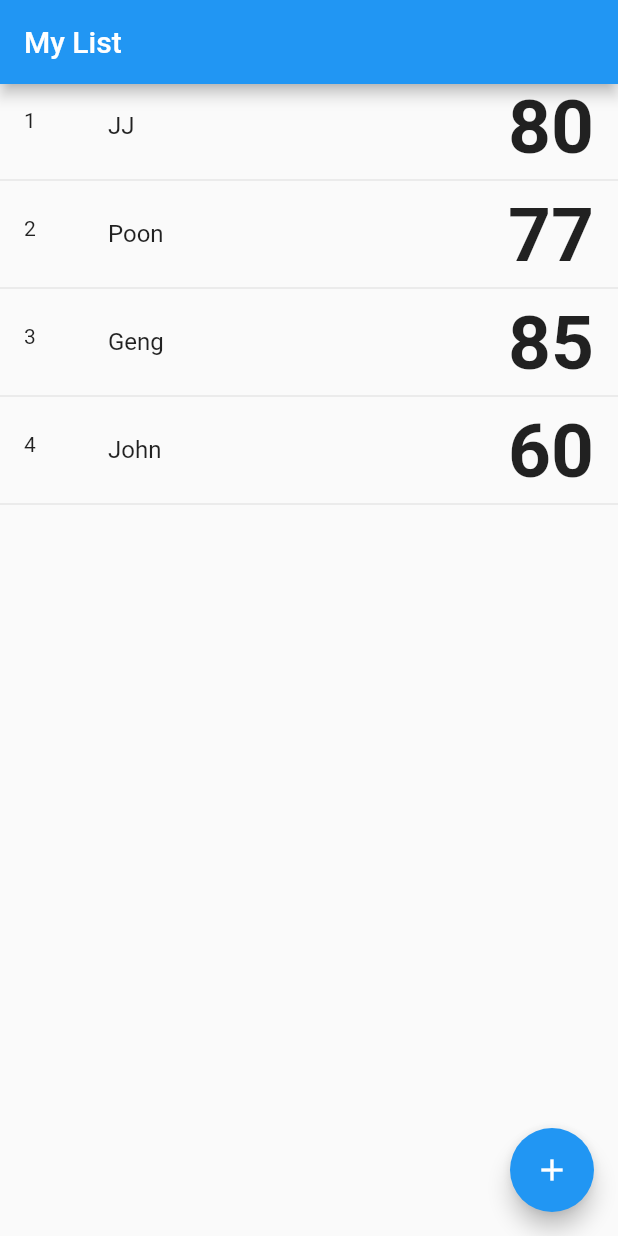
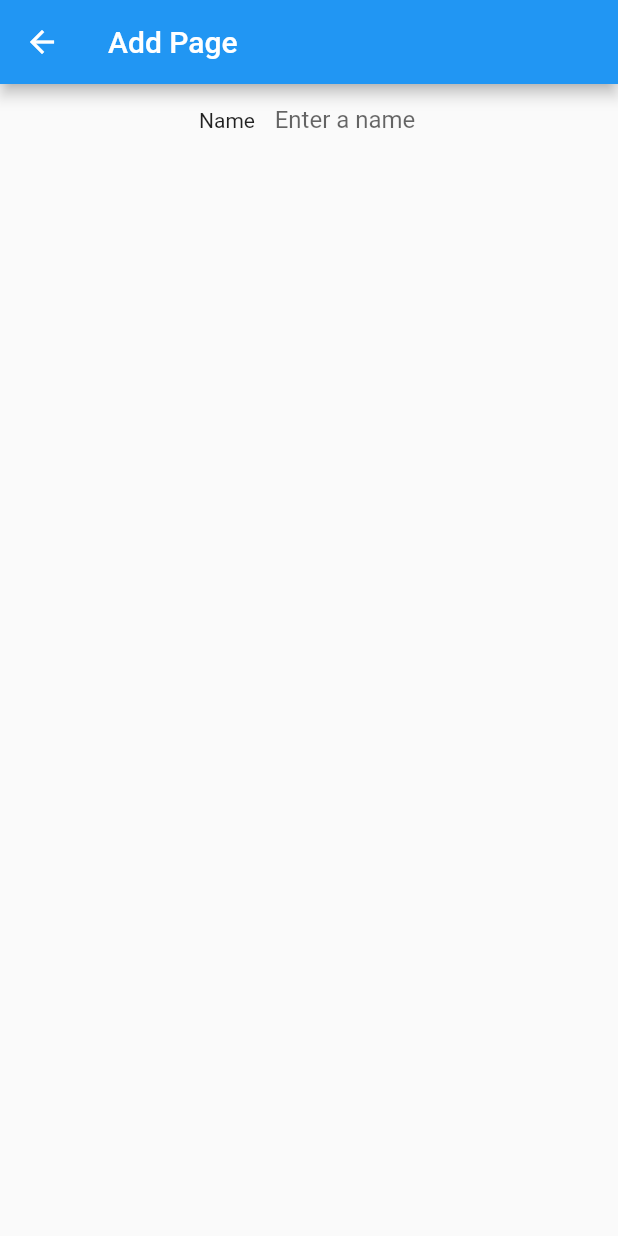
Before and after one commit to YongYangyuen/Flutter-my_scores_list, a Flutter app: the screen it shows after launch, after a tap on the "add" icon, on a phone screen of 412 x 824 dp. Run offline on Flutter 3.47's test engine with Material 2 defaults, Android fonts, the phone set to English and light mode, and no system bars.

Commit message:
update add page

```diff
--- /dev/null
+++ b/lib/config/routes.dart
@@ -0,0 +1,5 @@
+class AppRoutes {
+  static const home = '/';
+  static const pageAddData = '/page-add-data';
+  static const pageShowData = '/page-show-data';
+}
--- a/lib/main.dart
+++ b/lib/main.dart
@@ -1,4 +1,7 @@
 import 'package:flutter/material.dart';
+import 'package:my_scores_list/presentation/add_screen.dart';
+
+import 'config/routes.dart';
 
 void main() {
   runApp(MyApp());
@@ -9,7 +12,11 @@ class MyApp extends StatelessWidget {
   @override
   Widget build(BuildContext context) {
     return MaterialApp(
+      debugShowCheckedModeBanner: false,
       title: 'My List',
+      routes: {
+        AppRoutes.pageAddData: (context) => AddScreen(),
+      },
       theme: ThemeData(
         // This is the theme of your application.
         //
@@ -50,19 +57,6 @@ class MyHomePage extends StatefulWidget {
 }
 
 class _MyHomePageState extends State<MyHomePage> {
-  int _counter = 0;
-
-  void _incrementCounter() {
-    setState(() {
-      // This call to setState tells the Flutter framework that something has
-      // changed in this State, which causes it to rerun the build method below
-      // so that the display can reflect the updated values. If we changed
-      // _counter without calling setState(), then the build method would not be
-      // called again, and so nothing would appear to happen.
-      _counter++;
-    });
-  }
-
   final items = ['JJ', 'Poon', 'Geng', 'John'];
   final scores = [80, 77, 85, 60];
 
@@ -95,7 +89,7 @@ class _MyHomePageState extends State<MyHomePage> {
                   scores[index].toString(),
                   style: TextStyle(
                     fontWeight: FontWeight.bold,
-                    fontSize: 50,
+                    fontSize: 45,
                   ),
                 ),
               ),
@@ -105,8 +99,7 @@ class _MyHomePageState extends State<MyHomePage> {
         },
       )),
       floatingActionButton: FloatingActionButton(
-        onPressed: _incrementCounter,
-        tooltip: 'Increment',
+        onPressed: () => Navigator.of(context).pushNamed(AppRoutes.pageAddData),
         child: Icon(Icons.add),
       ), // This trailing comma makes auto-formatting nicer for build methods.
     );
--- /dev/null
+++ b/lib/presentation/add_screen.dart
@@ -0,0 +1,33 @@
+import 'package:flutter/material.dart';
+
+class AddScreen extends StatelessWidget {
+  @override
+  Widget build(BuildContext context) {
+    return Scaffold(
+        appBar: AppBar(
+          title: Text("Add Page"),
+        ),
+        body: Center(
+          child: Column(
+            children: [
+              Row(children: [
+                Container(
+                  width: 160,
+                  margin: new EdgeInsets.symmetric(horizontal: 10.0),
+                  alignment: Alignment.topRight,
+                  child: Text("Name"),
+                ),
+                Container(
+                  width: 100.0,
+                  child: TextField(
+                    decoration: InputDecoration(
+                        border: InputBorder.none, hintText: 'Enter a name'),
+                        textAlign: TextAlign.center,
+                  ),
+                ),
+              ]),
+            ],
+          ),
+        ));
+  }
+}
```
